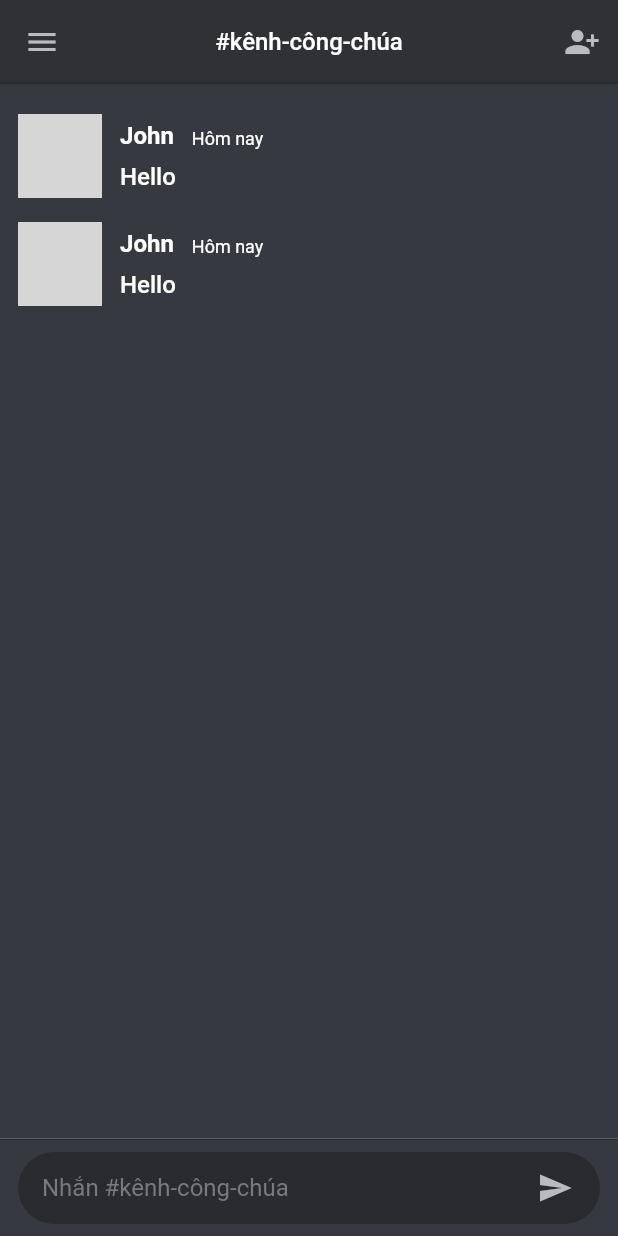
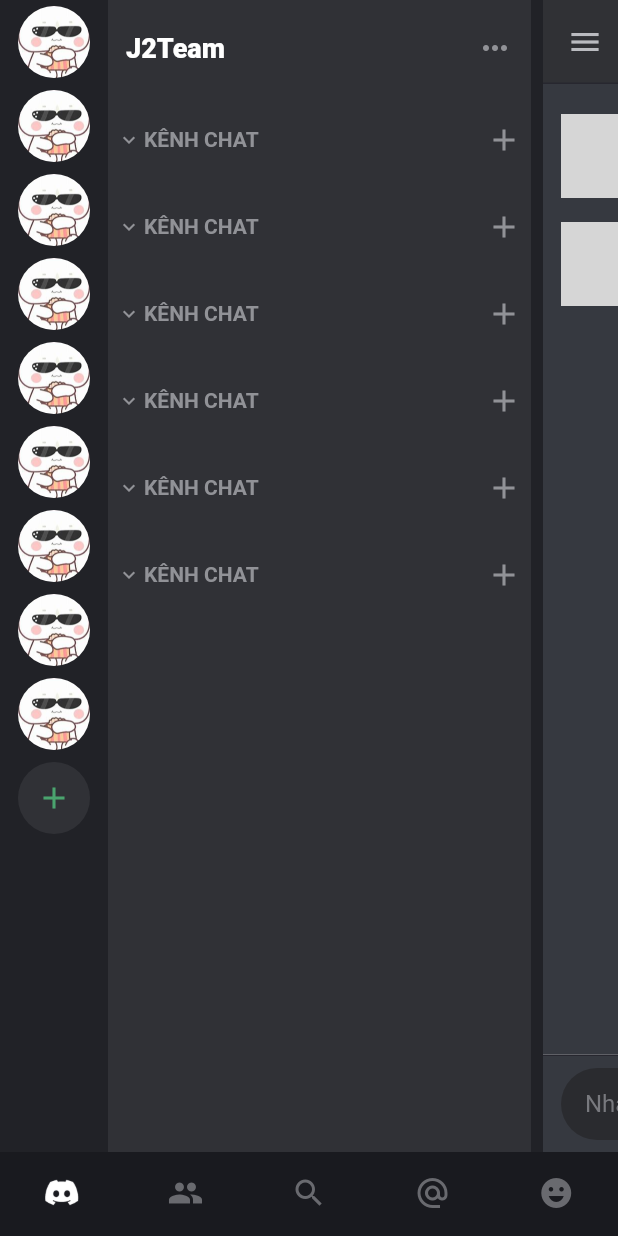
Before and after one commit to tunnvv/Nhom-6_INT3020-40, a Flutter app: the HomeScreen screen opened directly, after a tap on the "menu" icon, on a phone screen of 412 x 824 dp. Run offline on Flutter 3.47's test engine with Material 2 defaults, Android fonts, the phone set to English and light mode, and no system bars; our stand-ins replace fluttertoast, sliding_up_panel; network calls fail; grey boxes are pictures that could not be loaded.

Commit message:
Closes #28: add reveal action for MenuButton in ChatScreen

```diff
--- a/discord_clone/lib/screens/chat/chat_screen.dart
+++ b/discord_clone/lib/screens/chat/chat_screen.dart
@@ -2,6 +2,7 @@
 import 'package:discord_clone/utils/colors.dart';
 import 'package:discord_clone/widgets/chat_item.dart';
 import 'package:flutter/material.dart';
+import '../../utils/overlapping_panels.dart';
 
 class Chat {
   final String avatar;
@@ -60,7 +61,13 @@
             centerTitle: true,
             leading: IconButton(
               icon: const Icon(Icons.menu, color: chatIconColor),
-              onPressed: () {},
+              onPressed: () {
+                if (OverlappingPanels.of(context)?.translate == 0) {
+                  OverlappingPanels.of(context)?.reveal(RevealSide.left);
+                } else {
+                  OverlappingPanels.of(context)?.reveal(RevealSide.main);
+                }
+              },
             ),
             title: const Text(
               "#kênh-công-chúa",
--- a/discord_clone/lib/utils/overlapping_panels.dart
+++ b/discord_clone/lib/utils/overlapping_panels.dart
@@ -125,13 +125,17 @@
 
   void reveal(RevealSide direction) {
     // can only reveal when showing main
-    if (translate != 0) {
-      return;
-    }
+    // if (translate != 0) {
+    //   return;
+    // }
 
     final mediaWidth = MediaQuery.of(context).size.width;
 
-    final multiplier = (direction == RevealSide.left ? 1 : -1);
+    final multiplier = (direction == RevealSide.left
+        ? 1
+        : direction == RevealSide.right
+            ? -1
+            : 0);
     final goal = _calculateGoal(mediaWidth, multiplier);
 
     final animationController = AnimationController(
```
Also changed, not shown: discord_clone/lib/widgets/channel_item.dart (+2 -5 lines).
